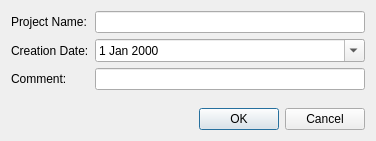
Above: src/dontpanik/kpart/core/ui/keditprojectdialog.ui from frankHa/dontpanic before the change. Below: the same form after it.
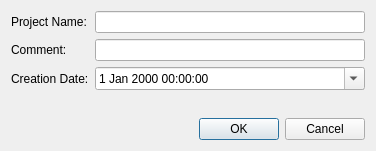
That is the form after the change.

```diff
--- a/src/dontpanik/kpart/core/ui/keditprojectdialog.ui
+++ b/src/dontpanik/kpart/core/ui/keditprojectdialog.ui
@@ -7,7 +7,7 @@
     <x>0</x>
     <y>0</y>
     <width>376</width>
-    <height>141</height>
+    <height>151</height>
    </rect>
   </property>
   <property name="windowTitle">
@@ -27,29 +27,35 @@
       <widget class="QLineEdit" name="project_name"/>
      </item>
      <item row="1" column="0">
+      <widget class="QLabel" name="label_3">
+       <property name="text">
+        <string>Comment:</string>
+       </property>
+      </widget>
+     </item>
+     <item row="1" column="1">
+      <widget class="QLineEdit" name="comment"/>
+     </item>
+     <item row="2" column="0">
       <widget class="QLabel" name="label_2">
        <property name="text">
         <string>Creation Date:</string>
        </property>
       </widget>
      </item>
-     <item row="1" column="1">
-      <widget class="QDateEdit" name="creation_date">
+     <item row="2" column="1">
+      <widget class="QDateTimeEdit" name="creation_date">
+       <property name="sizePolicy">
+        <sizepolicy hsizetype="Expanding" vsizetype="Fixed">
+         <horstretch>0</horstretch>
+         <verstretch>0</verstretch>
+        </sizepolicy>
+       </property>
        <property name="calendarPopup">
         <bool>true</bool>
        </property>
       </widget>
      </item>
-     <item row="2" column="0">
-      <widget class="QLabel" name="label_3">
-       <property name="text">
-        <string>Comment:</string>
-       </property>
-      </widget>
-     </item>
-     <item row="2" column="1">
-      <widget class="QLineEdit" name="comment"/>
-     </item>
     </layout>
    </item>
    <item>
```
Left out of the diff: 2 changed lines with no effect on the pictures.
